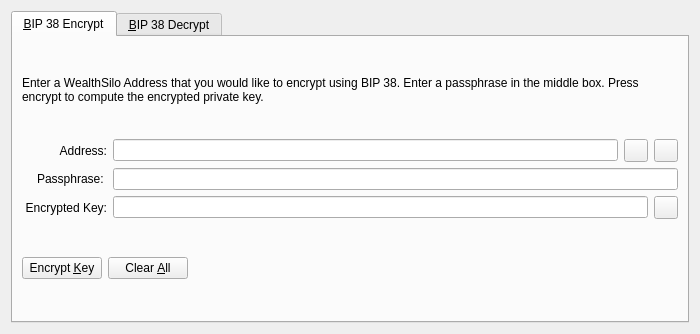
Before: the Qt Designer form src/qt/forms/bip38tooldialog.ui in hashplatform/WealthSilo, drawn with Qt 5.
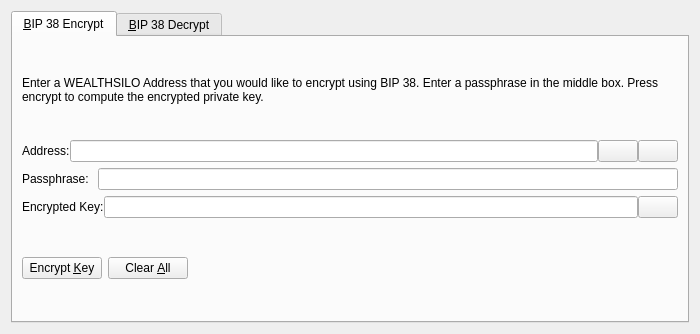
After: the same form once the commit is applied. The open tabs and pages were chosen to show the change. Icons and pictures are not drawn. Custom widgets are drawn as their Qt base class.

```diff
--- a/src/qt/forms/bip38tooldialog.ui
+++ b/src/qt/forms/bip38tooldialog.ui
@@ -30,7 +30,7 @@
        <item>
         <widget class="QLabel" name="infoLabel_ENC">
          <property name="text">
-          <string>Enter a WealthSilo Address that you would like to encrypt using BIP 38. Enter a passphrase in the middle box. Press encrypt to compute the encrypted private key.</string>
+          <string>Enter a WEALTHSILO Address that you would like to encrypt using BIP 38. Enter a passphrase in the middle box. Press encrypt to compute the encrypted private key.</string>
          </property>
          <property name="textFormat">
           <enum>Qt::PlainText</enum>
@@ -42,17 +42,11 @@
        </item>
        <item>
         <layout class="QHBoxLayout" name="horizontalLayout_1_ENC">
+         <property name="spacing">
+          <number>0</number>
+         </property>
          <item>
           <widget class="QLabel" name="label_5">
-           <property name="alignment">
-            <set>Qt::AlignRight|Qt::AlignTrailing|Qt::AlignVCenter</set>
-           </property>
-           <property name="minimumSize">
-            <size>
-             <width>85</width>
-             <height>0</height>
-            </size>
-           </property>
            <property name="text">
             <string>Address:</string>
            </property>
@@ -66,7 +60,7 @@
           </widget>
          </item>
          <item>
-          <widget class="QToolButton" name="addressBookButton_ENC">
+          <widget class="QPushButton" name="addressBookButton_ENC">
            <property name="toolTip">
             <string>Choose previously used address</string>
            </property>
@@ -80,10 +74,13 @@
            <property name="shortcut">
             <string>Alt+A</string>
            </property>
+           <property name="autoDefault">
+            <bool>false</bool>
+           </property>
           </widget>
          </item>
          <item>
-          <widget class="QToolButton" name="pasteButton_ENC">
+          <widget class="QPushButton" name="pasteButton_ENC">
            <property name="toolTip">
             <string>Paste address from clipboard</string>
            </property>
@@ -97,6 +94,9 @@
            <property name="shortcut">
             <string>Alt+P</string>
            </property>
+           <property name="autoDefault">
+            <bool>false</bool>
+           </property>
           </widget>
          </item>
         </layout>
@@ -105,15 +105,6 @@
         <layout class="QHBoxLayout" name="horizontalLayout_5">
          <item>
           <widget class="QLabel" name="label_6">
-           <property name="alignment">
-            <set>Qt::AlignRight|Qt::AlignTrailing|Qt::AlignVCenter</set>
-           </property>
-           <property name="minimumSize">
-            <size>
-             <width>85</width>
-             <height>0</height>
-            </size>
-           </property>
            <property name="text">
             <string>Passphrase: </string>
            </property>
@@ -130,17 +121,11 @@
        </item>
        <item>
         <layout class="QHBoxLayout" name="horizontalLayout_2_ENC">
+         <property name="spacing">
+          <number>0</number>
+         </property>
          <item>
           <widget class="QLabel" name="encryptedKeyLabel_ENC">
-           <property name="alignment">
-            <set>Qt::AlignRight|Qt::AlignTrailing|Qt::AlignVCenter</set>
-           </property>
-           <property name="minimumSize">
-            <size>
-             <width>85</width>
-             <height>0</height>
-            </size>
-           </property>
            <property name="text">
             <string>Encrypted Key:</string>
            </property>
@@ -162,7 +147,7 @@
           </widget>
          </item>
          <item>
-          <widget class="QToolButton" name="copyKeyButton_ENC">
+          <widget class="QPushButton" name="copyKeyButton_ENC">
            <property name="toolTip">
             <string>Copy the current signature to the system clipboard</string>
            </property>
@@ -173,6 +158,9 @@
             <iconset resource="../wealthsilo.qrc">
              <normaloff>:/icons/editcopy</normaloff>:/icons/editcopy</iconset>
            </property>
+           <property name="autoDefault">
+            <bool>false</bool>
+           </property>
           </widget>
          </item>
         </layout>
```
Left out of the diff: 50 changed lines with no effect on the pictures.
